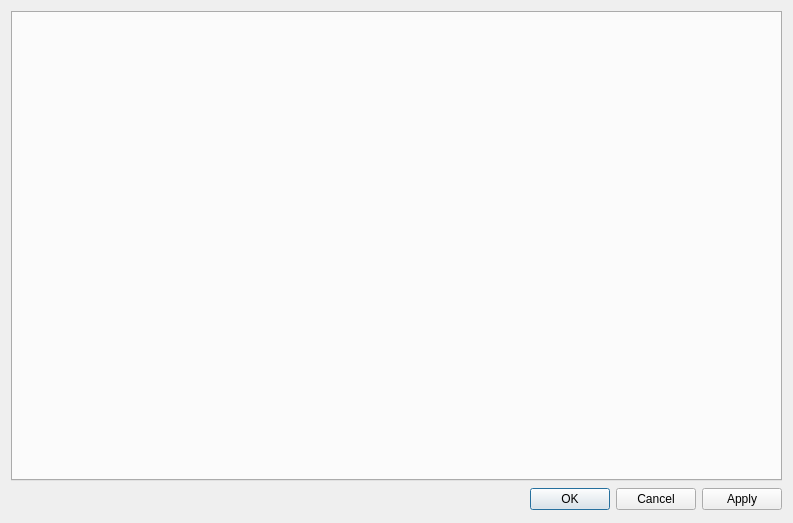
networkoptix/nx_open, file client/src/ui/dialogs/server_settings_dialog.ui: the form before one commit.
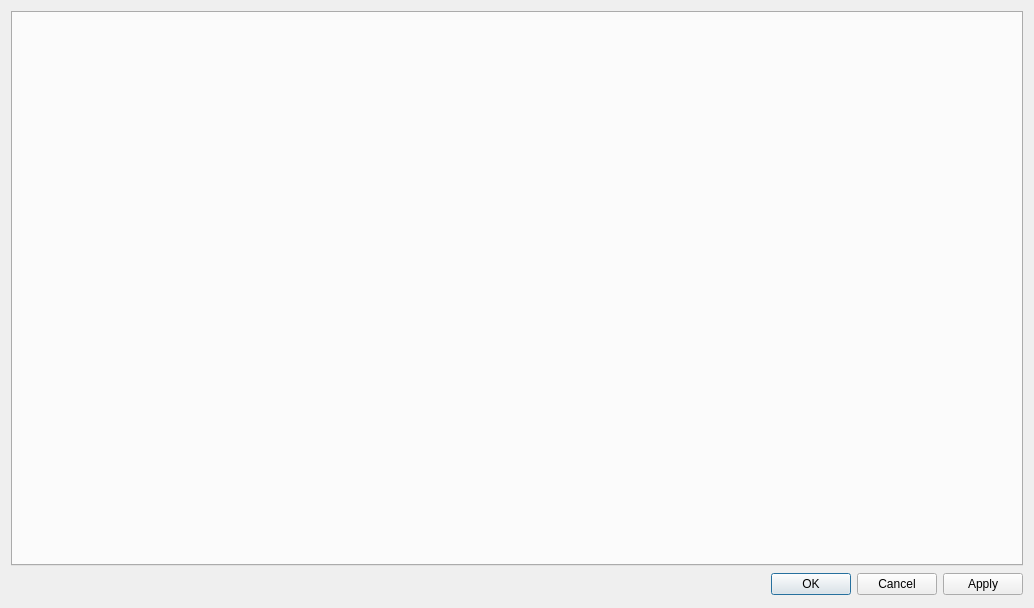
The form after the commit.

Commit message:
VMS-1411: Server Settings dialog should not change its size itself
<==== Mercurial data ====>
Branch: dev_2.5.0_gui

What changed in the file:
```diff
--- a/client/src/ui/dialogs/server_settings_dialog.ui
+++ b/client/src/ui/dialogs/server_settings_dialog.ui
@@ -6,8 +6,8 @@
    <rect>
     <x>0</x>
     <y>0</y>
-    <width>793</width>
-    <height>523</height>
+    <width>1034</width>
+    <height>608</height>
    </rect>
   </property>
   <layout class="QVBoxLayout" name="verticalLayout">
```
The commit also changes 3 other files.
